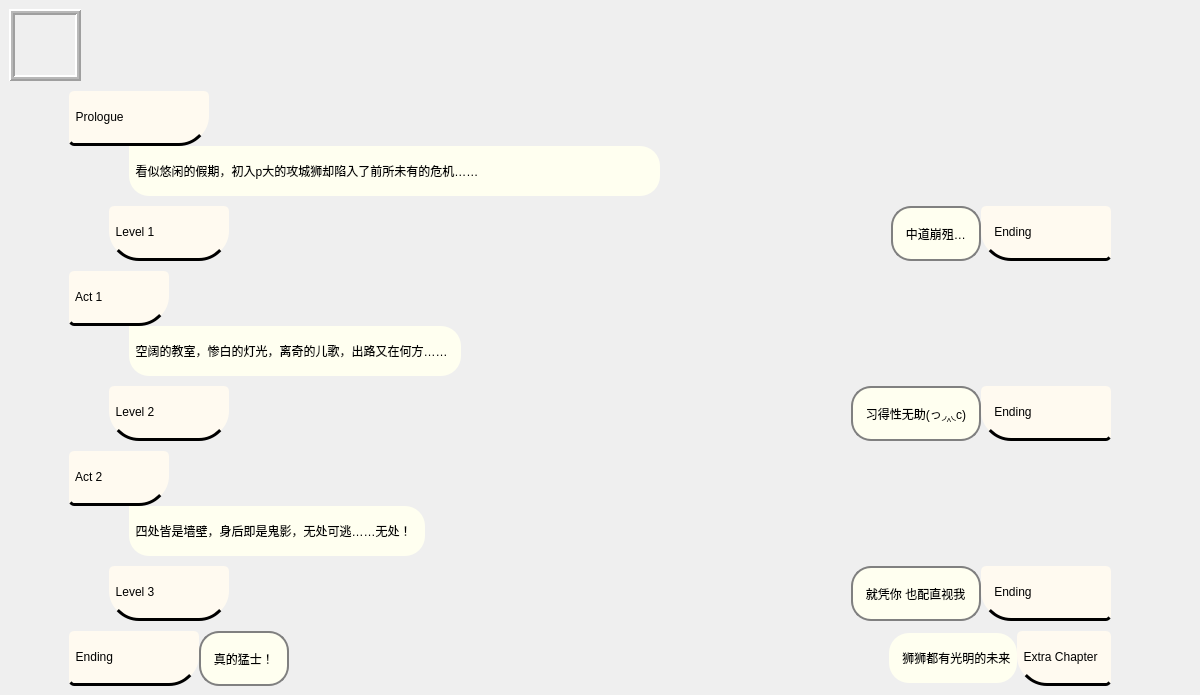
Old version of the form EscapeFromDDL/EscapeFromDDL/start_menu/menuwindow.ui in the repository Litchi-Silhouette/DDL.
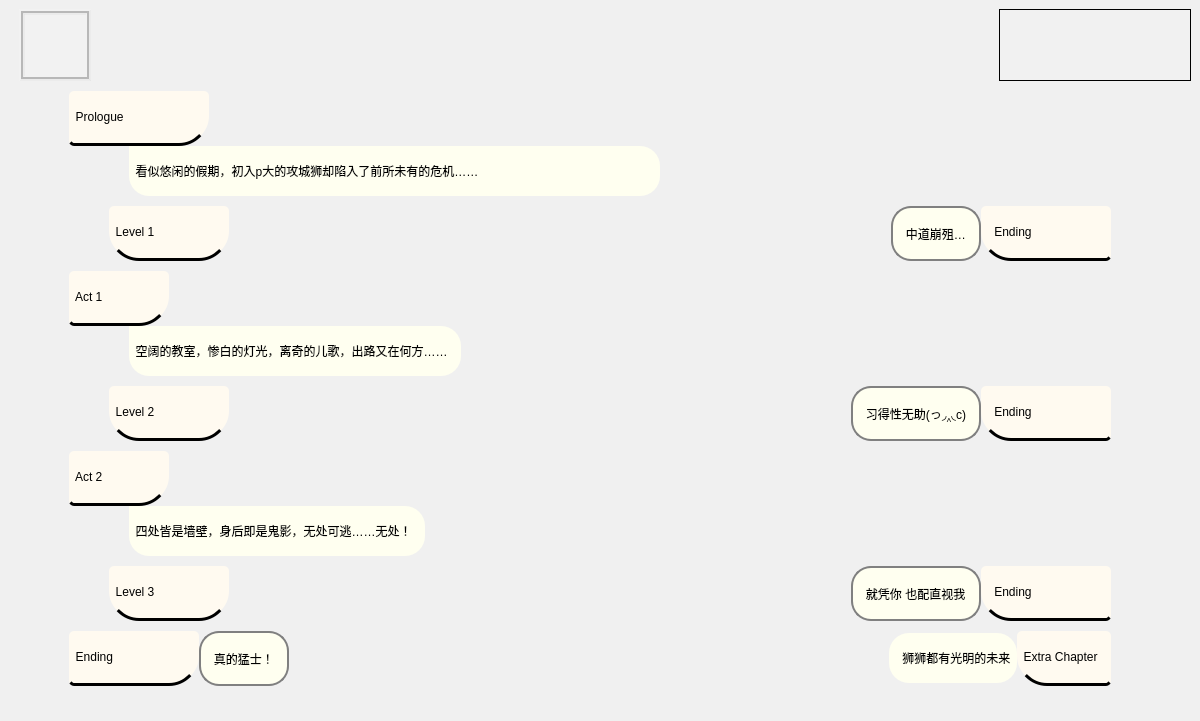
New version of the form. Icons and pictures are not drawn.

```diff
--- a/EscapeFromDDL/EscapeFromDDL/start_menu/menuwindow.ui
+++ b/EscapeFromDDL/EscapeFromDDL/start_menu/menuwindow.ui
@@ -7,7 +7,7 @@
     <x>0</x>
     <y>0</y>
     <width>1200</width>
-    <height>675</height>
+    <height>721</height>
    </rect>
   </property>
   <property name="palette">
@@ -28,6 +28,9 @@
 QPushButton{border-radius: 5px;}</string>
   </property>
   <widget class="QWidget" name="centralwidget">
+   <property name="styleSheet">
+    <string notr="true">background:rgba(255, 255, 255, 20)</string>
+   </property>
    <layout class="QVBoxLayout" name="verticalLayout">
     <property name="spacing">
      <number>10</number>
@@ -37,6 +40,9 @@
       <property name="spacing">
        <number>8</number>
       </property>
+      <property name="leftMargin">
+       <number>10</number>
+      </property>
       <item>
        <widget class="QFrame" name="iconFrame">
         <property name="frameShape">
@@ -131,6 +137,30 @@
        </spacer>
       </item>
       <item>
+       <widget class="QFrame" name="frame">
+        <property name="frameShape">
+         <enum>QFrame::Panel</enum>
+        </property>
+        <property name="frameShadow">
+         <enum>QFrame::Plain</enum>
+        </property>
+        <layout class="QHBoxLayout" name="horizontalLayout_9">
+         <property name="spacing">
+          <number>5</number>
+         </property>
+         <property name="leftMargin">
+          <number>0</number>
+         </property>
+         <property name="topMargin">
+          <number>0</number>
+         </property>
+         <property name="rightMargin">
+          <number>0</number>
+         </property>
+         <property name="bottomMargin">
+          <number>0</number>
+         </property>
+         <item>
        <widget class="QPushButton" name="helpBtn">
         <property name="sizePolicy">
          <sizepolicy hsizetype="Fixed" vsizetype="Fixed">
@@ -218,6 +248,9 @@
         <property name="text">
          <string/>
         </property>
+          </widget>
+         </item>
+        </layout>
        </widget>
       </item>
      </layout>
```
Lines whose indentation alone changed are shown as unchanged.
